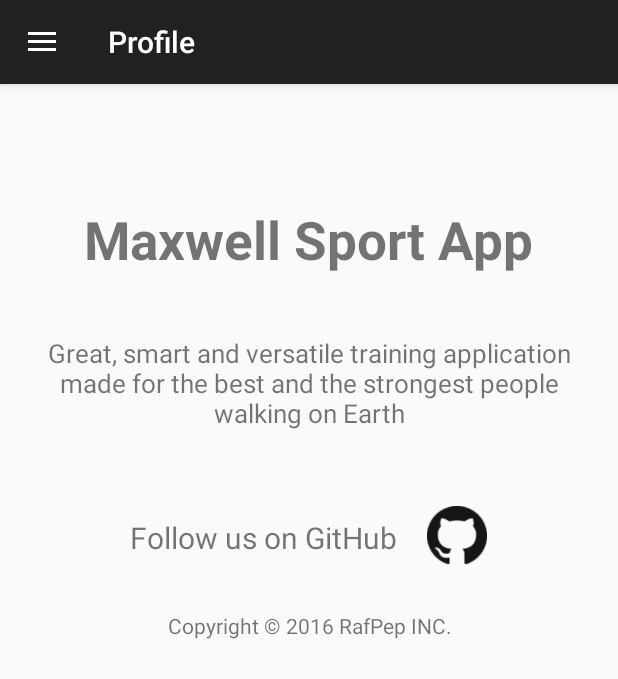
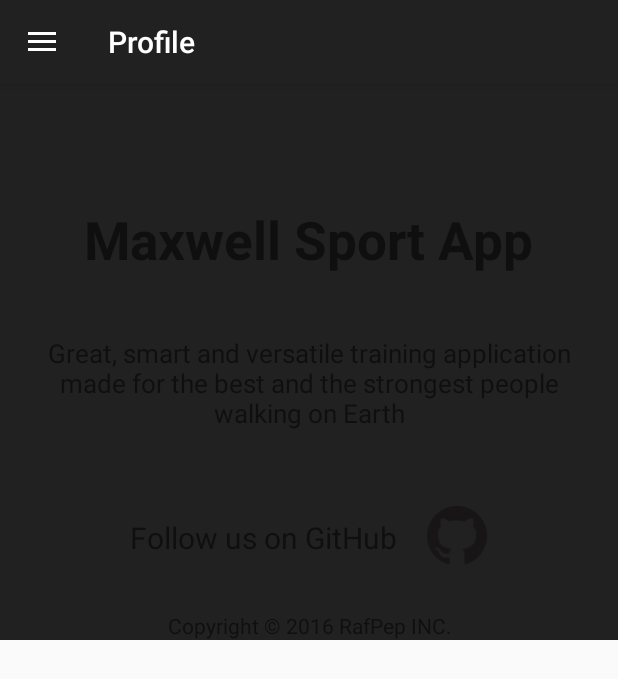
Before and after one commit to peper11111/maxwell-sport-mobile, an Android app: the fragment AboutFragment placed in its activity, on a phone screen of 412 x 824 dp. Shown: the top 679 px of the screen. Run offline under Robolectric (Android 15) with nearby library versions, the phone set to English and light mode, and no system bars.

Commit message:
zmiana koloru about

```diff
--- a/app/src/main/res/layout/fragment_about.xml
+++ b/app/src/main/res/layout/fragment_about.xml
@@ -2,7 +2,8 @@
 <ScrollView xmlns:android="http://schemas.android.com/apk/res/android"
     android:layout_width="wrap_content"
     android:layout_height="wrap_content"
-    android:scrollbars="none" >
+    android:scrollbars="none"
+    android:background="@color/colorPrimary">
 
 <LinearLayout
     android:layout_width="match_parent"
```
Also changed, not shown: 1 other file.
